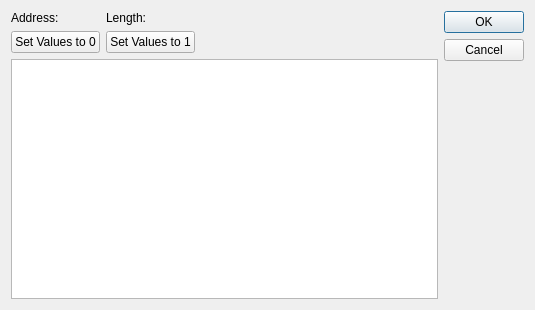
Qt form src/dialogs/dialogforcemultiplecoils.ui (sanny32/OpenModSim) before a commit.
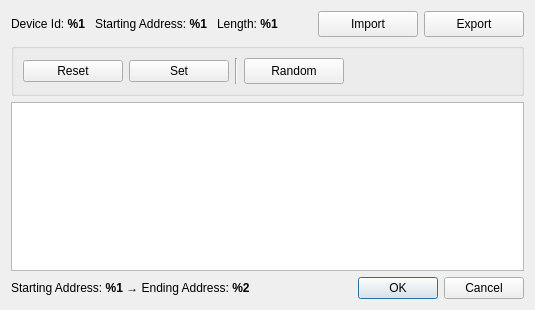
The same form after that commit. Icons and pictures are not drawn.

Commit message: Update dialogs to write registers

```diff
--- a/src/dialogs/dialogforcemultiplecoils.ui
+++ b/src/dialogs/dialogforcemultiplecoils.ui
@@ -19,54 +19,41 @@
   <property name="windowTitle">
    <string>FORCE MULTIPLE COILS</string>
   </property>
-  <layout class="QHBoxLayout" name="horizontalLayout">
+  <layout class="QVBoxLayout" name="verticalLayout">
    <item>
-    <layout class="QGridLayout" name="gridLayout">
-     <item row="0" column="0">
-      <widget class="QLabel" name="labelAddress">
-       <property name="text">
-        <string>Address: </string>
+    <layout class="QHBoxLayout" name="horizontalLayout_2">
+     <item>
+      <layout class="QHBoxLayout" name="horizontalLayout_4">
+       <property name="spacing">
+        <number>10</number>
        </property>
-      </widget>
+       <item>
+        <widget class="QLabel" name="labelSlaveDevice">
+         <property name="text">
+          <string>&lt;html&gt;&lt;head/&gt;&lt;body&gt;&lt;p&gt;Device Id: &lt;span style=&quot; font-weight:700;&quot;&gt;%1&lt;/span&gt;&lt;/p&gt;&lt;/body&gt;&lt;/html&gt;</string>
+         </property>
+        </widget>
+       </item>
+       <item>
+        <widget class="QLabel" name="labelAddress">
+         <property name="text">
+          <string>&lt;html&gt;&lt;head/&gt;&lt;body&gt;&lt;p&gt;Starting Address: &lt;span style=&quot; font-weight:700;&quot;&gt;%1&lt;/span&gt;&lt;/p&gt;&lt;/body&gt;&lt;/html&gt;</string>
+         </property>
+        </widget>
+       </item>
+       <item>
+        <widget class="QLabel" name="labelLength">
+         <property name="text">
+          <string>&lt;html&gt;&lt;head/&gt;&lt;body&gt;&lt;p&gt;Length: &lt;span style=&quot; font-weight:700;&quot;&gt;%1&lt;/span&gt;&lt;/p&gt;&lt;/body&gt;&lt;/html&gt;</string>
+         </property>
+        </widget>
+       </item>
+      </layout>
      </item>
-     <item row="3" column="0" colspan="3">
-      <widget class="QTableWidget" name="tableWidget">
-       <property name="focusPolicy">
-        <enum>Qt::NoFocus</enum>
-       </property>
-       <property name="sizeAdjustPolicy">
-        <enum>QAbstractScrollArea::AdjustToContents</enum>
-       </property>
-       <property name="editTriggers">
-        <set>QAbstractItemView::NoEditTriggers</set>
-       </property>
-       <property name="showDropIndicator" stdset="0">
-        <bool>false</bool>
-       </property>
-       <property name="dragDropOverwriteMode">
-        <bool>false</bool>
-       </property>
-       <property name="selectionMode">
-        <enum>QAbstractItemView::SingleSelection</enum>
-       </property>
-       <property name="wordWrap">
-        <bool>false</bool>
-       </property>
-       <property name="cornerButtonEnabled">
-        <bool>false</bool>
-       </property>
-       <attribute name="horizontalHeaderHighlightSections">
-        <bool>false</bool>
-       </attribute>
-       <attribute name="verticalHeaderHighlightSections">
-        <bool>false</bool>
-       </attribute>
-      </widget>
-     </item>
-     <item row="2" column="2">
-      <spacer name="horizontalSpacer_2">
+     <item>
+      <spacer name="horizontalSpacer">
        <property name="orientation">
-        <enum>Qt::Horizontal</enum>
+        <enum>Qt::Orientation::Horizontal</enum>
        </property>
        <property name="sizeHint" stdset="0">
         <size>
@@ -76,39 +63,174 @@
        </property>
       </spacer>
      </item>
-     <item row="2" column="0">
-      <widget class="QPushButton" name="pushButton0">
-       <property name="text">
-        <string>Set Values to 0</string>
+     <item>
+      <widget class="QPushButton" name="pushButtonImport">
+       <property name="sizePolicy">
+        <sizepolicy hsizetype="Preferred" vsizetype="Fixed">
+         <horstretch>0</horstretch>
+         <verstretch>0</verstretch>
+        </sizepolicy>
        </property>
-      </widget>
-     </item>
-     <item row="2" column="1">
-      <widget class="QPushButton" name="pushButton1">
+       <property name="minimumSize">
+        <size>
+         <width>100</width>
+         <height>26</height>
+        </size>
+       </property>
        <property name="text">
-        <string>Set Values to 1</string>
+        <string>Import</string>
        </property>
       </widget>
      </item>
-     <item row="0" column="1">
-      <widget class="QLabel" name="labelLength">
+     <item>
+      <widget class="QPushButton" name="pushButtonExport">
+       <property name="sizePolicy">
+        <sizepolicy hsizetype="Preferred" vsizetype="Fixed">
+         <horstretch>0</horstretch>
+         <verstretch>0</verstretch>
+        </sizepolicy>
+       </property>
+       <property name="minimumSize">
+        <size>
+         <width>100</width>
+         <height>26</height>
+        </size>
+       </property>
        <property name="text">
-        <string>Length: </string>
+        <string>Export</string>
        </property>
       </widget>
      </item>
     </layout>
    </item>
    <item>
-    <widget class="QDialogButtonBox" name="buttonBox">
-     <property name="orientation">
-      <enum>Qt::Vertical</enum>
+    <widget class="QGroupBox" name="groupBox">
+     <layout class="QHBoxLayout" name="horizontalLayout_3">
+      <item>
+       <widget class="QPushButton" name="pushButton0">
+        <property name="minimumSize">
+         <size>
+          <width>100</width>
+          <height>0</height>
+         </size>
+        </property>
+        <property name="text">
+         <string>Reset</string>
+        </property>
+        <property name="icon">
+         <iconset resource="../../../omodscan/src/resources.qrc">
+          <normaloff>:/res/icon-reset.svg</normaloff>:/res/icon-reset.svg</iconset>
+        </property>
+       </widget>
+      </item>
+      <item>
+       <widget class="QPushButton" name="pushButton1">
+        <property name="minimumSize">
+         <size>
+          <width>100</width>
+          <height>0</height>
+         </size>
+        </property>
+        <property name="text">
+         <string>Set</string>
+        </property>
+       </widget>
+      </item>
+      <item>
+       <widget class="Line" name="line">
+        <property name="orientation">
+         <enum>Qt::Orientation::Vertical</enum>
+        </property>
+       </widget>
+      </item>
+      <item>
+       <widget class="QPushButton" name="pushButtonRandom">
+        <property name="minimumSize">
+         <size>
+          <width>100</width>
+          <height>26</height>
+         </size>
+        </property>
+        <property name="text">
+         <string>Random</string>
+        </property>
+        <property name="icon">
+         <iconset resource="../../../omodscan/src/resources.qrc">
+          <normaloff>:/res/icon-random.svg</normaloff>:/res/icon-random.svg</iconset>
+        </property>
+       </widget>
+      </item>
+      <item>
+       <spacer name="horizontalSpacer_2">
+        <property name="orientation">
+         <enum>Qt::Orientation::Horizontal</enum>
+        </property>
+        <property name="sizeHint" stdset="0">
+         <size>
+          <width>40</width>
+          <height>20</height>
+         </size>
+        </property>
+       </spacer>
+      </item>
+     </layout>
+    </widget>
+   </item>
+   <item>
+    <widget class="QTableWidget" name="tableWidget">
+     <property name="focusPolicy">
+      <enum>Qt::FocusPolicy::NoFocus</enum>
      </property>
-     <property name="standardButtons">
-      <set>QDialogButtonBox::Cancel|QDialogButtonBox::Ok</set>
+     <property name="sizeAdjustPolicy">
+      <enum>QAbstractScrollArea::SizeAdjustPolicy::AdjustToContents</enum>
      </property>
+     <property name="editTriggers">
+      <set>QAbstractItemView::EditTrigger::NoEditTriggers</set>
+     </property>
+     <property name="showDropIndicator" stdset="0">
+      <bool>false</bool>
+     </property>
+     <property name="dragDropOverwriteMode">
+      <bool>false</bool>
+     </property>
+     <property name="selectionMode">
+      <enum>QAbstractItemView::SelectionMode::SingleSelection</enum>
+     </property>
+     <property name="wordWrap">
+      <bool>false</bool>
+     </property>
+     <property name="cornerButtonEnabled">
+      <bool>false</bool>
+     </property>
+     <attribute name="horizontalHeaderHighlightSections">
+      <bool>false</bool>
+     </attribute>
+     <attribute name="verticalHeaderHighlightSections">
+      <bool>false</bool>
+     </attribute>
     </widget>
    </item>
+   <item>
+    <layout class="QHBoxLayout" name="horizontalLayout">
+     <item>
+      <widget class="QLabel" name="labelAddresses">
+       <property name="text">
+        <string>&lt;html&gt;&lt;head/&gt;&lt;body&gt;&lt;p&gt;Starting Address: &lt;span style=&quot; font-weight:700;&quot;&gt;%1 &lt;/span&gt;→ Ending Address: &lt;span style=&quot; font-weight:700;&quot;&gt;%2&lt;/span&gt;&lt;/p&gt;&lt;/body&gt;&lt;/html&gt;</string>
+       </property>
+      </widget>
+     </item>
+     <item>
+      <widget class="QDialogButtonBox" name="buttonBox">
+       <property name="orientation">
+        <enum>Qt::Orientation::Horizontal</enum>
+       </property>
+       <property name="standardButtons">
+        <set>QDialogButtonBox::StandardButton::Cancel|QDialogButtonBox::StandardButton::Ok</set>
+       </property>
+      </widget>
+     </item>
+    </layout>
+   </item>
   </layout>
  </widget>
  <resources/>
```
Left out of the diff: 12 changed lines with no effect on the pictures. The commit also changes 28 other files.
